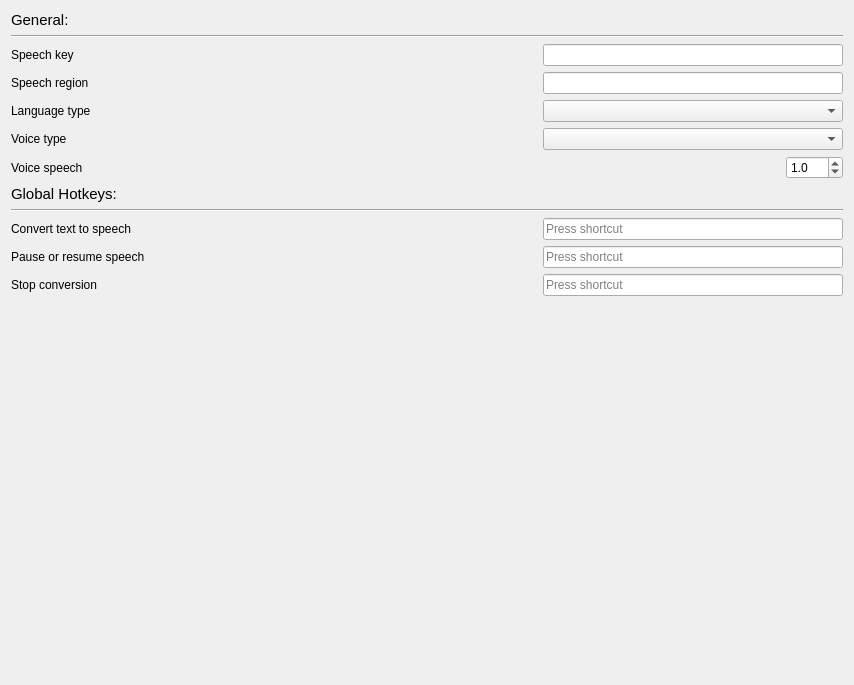
First picture: the form in SetWidget.ui, repository xujialiu/text-to-speech-app, before the edit.
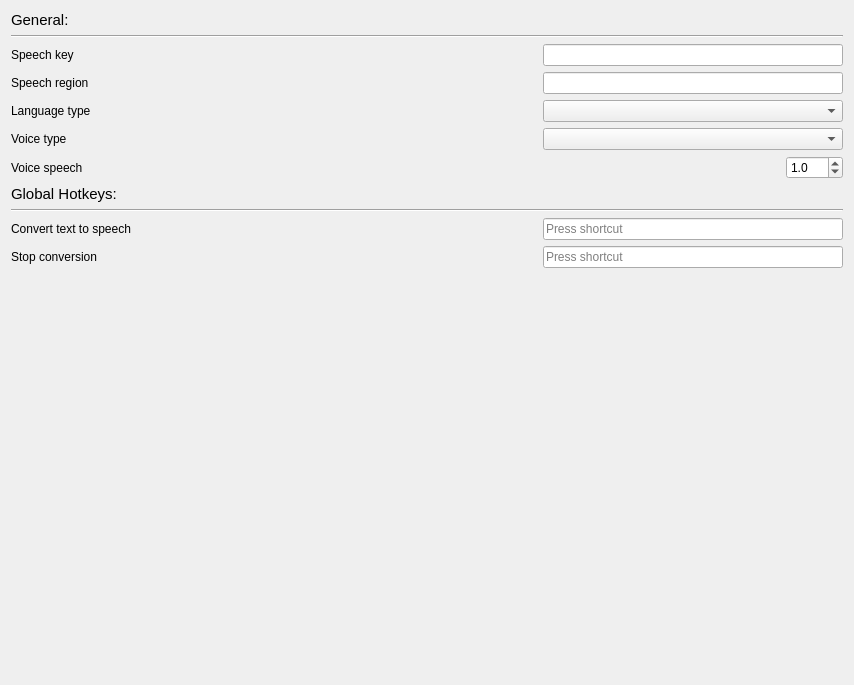
Second picture: the form after the edit.

```diff
--- a/SetWidget.ui
+++ b/SetWidget.ui
@@ -277,46 +277,6 @@
      </item>
     </layout>
    </item>
-   <item>
-    <layout class="QHBoxLayout" name="horizontalLayout_7">
-     <item>
-      <widget class="QLabel" name="label_7">
-       <property name="text">
-        <string>Pause or resume speech</string>
-       </property>
-      </widget>
-     </item>
-     <item>
-      <spacer name="horizontalSpacer_7">
-       <property name="orientation">
-        <enum>Qt::Horizontal</enum>
-       </property>
-       <property name="sizeHint" stdset="0">
-        <size>
-         <width>40</width>
-         <height>20</height>
-        </size>
-       </property>
-      </spacer>
-     </item>
-     <item>
-      <widget class="QKeySequenceEdit" name="keySequenceEdit_play_pause">
-       <property name="sizePolicy">
-        <sizepolicy hsizetype="Fixed" vsizetype="Fixed">
-         <horstretch>0</horstretch>
-         <verstretch>0</verstretch>
-        </sizepolicy>
-       </property>
-       <property name="minimumSize">
-        <size>
-         <width>300</width>
-         <height>0</height>
-        </size>
-       </property>
-      </widget>
-     </item>
-    </layout>
-   </item>
    <item>
     <layout class="QHBoxLayout" name="horizontalLayout_8">
      <item>
```
